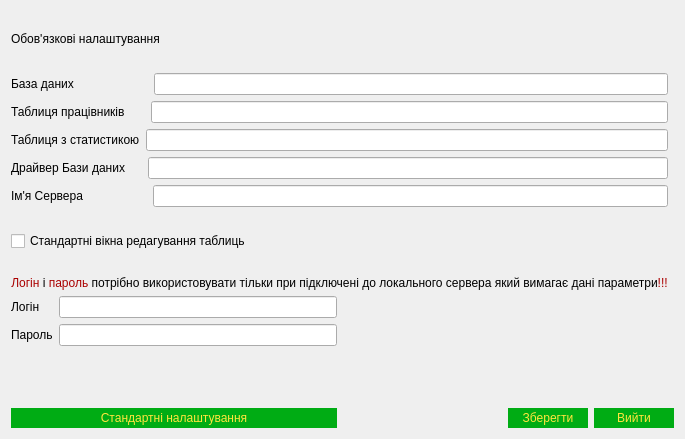
First picture: the form in Automated_accounting_system_for_livestock_farms/settings.ui, repository Odavinh/star-qt, before the edit.
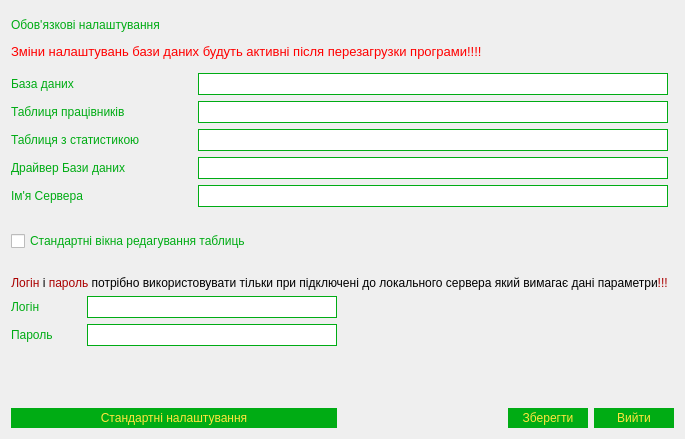
Second picture: the form after the edit.

Diff of the .ui file:
```diff
--- a/Automated_accounting_system_for_livestock_farms/settings.ui
+++ b/Automated_accounting_system_for_livestock_farms/settings.ui
@@ -29,13 +29,38 @@
       <layout class="QHBoxLayout" name="horizontalLayout_6">
        <item>
         <widget class="QLabel" name="label_6">
+         <property name="styleSheet">
+          <string notr="true">color:#00AC14;</string>
+         </property>
          <property name="text">
           <string>Логін    </string>
          </property>
         </widget>
        </item>
        <item>
-        <widget class="QLineEdit" name="lineUserName"/>
+        <widget class="QLineEdit" name="lineUserName">
+         <property name="minimumSize">
+          <size>
+           <width>0</width>
+           <height>22</height>
+          </size>
+         </property>
+         <property name="maximumSize">
+          <size>
+           <width>250</width>
+           <height>16777215</height>
+          </size>
+         </property>
+         <property name="styleSheet">
+          <string notr="true">QLineEdit{
+border:1px solid #00AC14;
+
+}
+QLineEdit:hover{
+border:2px solid #00AC14;
+}</string>
+         </property>
+        </widget>
        </item>
       </layout>
      </item>
@@ -43,6 +68,9 @@
       <layout class="QHBoxLayout" name="horizontalLayout_7">
        <item>
         <widget class="QLabel" name="label_7">
+         <property name="styleSheet">
+          <string notr="true">color:#00AC14;</string>
+         </property>
          <property name="text">
           <string>Пароль</string>
          </property>
@@ -50,6 +78,28 @@
        </item>
        <item>
         <widget class="QLineEdit" name="linePasvord">
+         <property name="minimumSize">
+          <size>
+           <width>0</width>
+           <height>22</height>
+          </size>
+         </property>
+         <property name="maximumSize">
+          <size>
+           <width>250</width>
+           <height>16777215</height>
+          </size>
+         </property>
+         <property name="styleSheet">
+          <string notr="true">QLineEdit{
+border:1px solid #00AC14;
+
+}
+QLineEdit:hover{
+border:2px solid #00AC14;
+}
+</string>
+         </property>
          <property name="echoMode">
           <enum>QLineEdit::Password</enum>
          </property>
@@ -103,19 +153,6 @@
      </property>
     </spacer>
    </item>
-   <item row="0" column="2">
-    <spacer name="verticalSpacer">
-     <property name="orientation">
-      <enum>Qt::Vertical</enum>
-     </property>
-     <property name="sizeHint" stdset="0">
-      <size>
-       <width>20</width>
-       <height>40</height>
-      </size>
-     </property>
-    </spacer>
-   </item>
    <item row="3" column="0" colspan="4">
     <widget class="QLabel" name="label_8">
      <property name="minimumSize">
@@ -135,6 +172,9 @@
       <layout class="QHBoxLayout" name="horizontalLayout">
        <item>
         <widget class="QLabel" name="label">
+         <property name="styleSheet">
+          <string notr="true">color:#00AC14;</string>
+         </property>
          <property name="text">
           <string>База даних                      </string>
          </property>
@@ -145,15 +185,24 @@
          <property name="minimumSize">
           <size>
            <width>200</width>
-           <height>0</height>
+           <height>22</height>
           </size>
          </property>
          <property name="maximumSize">
           <size>
-           <width>16777215</width>
+           <width>470</width>
            <height>16777215</height>
           </size>
          </property>
+         <property name="styleSheet">
+          <string notr="true">QLineEdit{
+border:1px solid #00AC14;
+
+}
+QLineEdit:hover{
+border:2px solid #00AC14;
+}</string>
+         </property>
         </widget>
        </item>
       </layout>
@@ -162,6 +211,9 @@
       <layout class="QHBoxLayout" name="horizontalLayout_2">
        <item>
         <widget class="QLabel" name="label_2">
+         <property name="styleSheet">
+          <string notr="true">color:#00AC14;</string>
+         </property>
          <property name="text">
           <string>Таблиця працівників      </string>
          </property>
@@ -172,15 +224,24 @@
          <property name="minimumSize">
           <size>
            <width>200</width>
-           <height>0</height>
+           <height>22</height>
           </size>
          </property>
          <property name="maximumSize">
           <size>
-           <width>16777215</width>
+           <width>470</width>
            <height>16777215</height>
           </size>
          </property>
+         <property name="styleSheet">
+          <string notr="true">QLineEdit{
+border:1px solid #00AC14;
+
+}
+QLineEdit:hover{
+border:2px solid #00AC14;
+}</string>
+         </property>
         </widget>
        </item>
       </layout>
@@ -189,8 +250,11 @@
       <layout class="QHBoxLayout" name="horizontalLayout_3">
        <item>
         <widget class="QLabel" name="label_3">
+         <property name="styleSheet">
+          <string notr="true">color:#00AC14;</string>
+         </property>
          <property name="text">
-          <string>Таблиця з статистикою</string>
+          <string>Таблиця з статистикою </string>
          </property>
         </widget>
        </item>
@@ -199,15 +263,24 @@
          <property name="minimumSize">
           <size>
            <width>200</width>
-           <height>0</height>
+           <height>22</height>
           </size>
          </property>
          <property name="maximumSize">
           <size>
-           <width>16777215</width>
+           <width>470</width>
            <height>16777215</height>
           </size>
          </property>
+         <property name="styleSheet">
+          <string notr="true">QLineEdit{
+border:1px solid #00AC14;
+
+}
+QLineEdit:hover{
+border:2px solid #00AC14;
+}</string>
+         </property>
         </widget>
        </item>
       </layout>
@@ -216,8 +289,11 @@
       <layout class="QHBoxLayout" name="horizontalLayout_4">
        <item>
         <widget class="QLabel" name="label_4">
+         <property name="styleSheet">
+          <string notr="true">color:#00AC14;</string>
+         </property>
          <property name="text">
-          <string>Драйвер Бази даних     </string>
+          <string>Драйвер Бази даних      </string>
          </property>
         </widget>
        </item>
@@ -226,15 +302,24 @@
          <property name="minimumSize">
           <size>
            <width>200</width>
-           <height>0</height>
+           <height>22</height>
           </size>
          </property>
          <property name="maximumSize">
           <size>
-           <width>16777215</width>
+           <width>470</width>
            <height>16777215</height>
           </size>
          </property>
+         <property name="styleSheet">
+          <string notr="true">QLineEdit{
+border:1px solid #00AC14;
+
+}
+QLineEdit:hover{
+border:2px solid #00AC14;
+}</string>
+         </property>
         </widget>
        </item>
       </layout>
@@ -243,6 +328,9 @@
       <layout class="QHBoxLayout" name="horizontalLayout_5">
        <item>
         <widget class="QLabel" name="label_5">
+         <property name="styleSheet">
+          <string notr="true">color:#00AC14;</string>
+         </property>
          <property name="text">
           <string>Ім'я Сервера                   </string>
          </property>
@@ -253,15 +341,24 @@
          <property name="minimumSize">
           <size>
            <width>200</width>
-           <height>0</height>
+           <height>22</height>
           </size>
          </property>
          <property name="maximumSize">
           <size>
-           <width>16777215</width>
+           <width>470</width>
            <height>16777215</height>
           </size>
          </property>
+         <property name="styleSheet">
+          <string notr="true">QLineEdit{
+border:1px solid #00AC14;
+
+}
+QLineEdit:hover{
+border:2px solid #00AC14;
+}</string>
+         </property>
         </widget>
        </item>
       </layout>
@@ -270,6 +367,9 @@
    </item>
    <item row="2" column="0" colspan="3">
     <widget class="QCheckBox" name="checkBox">
+     <property name="styleSheet">
+      <string notr="true">color:#00AC14;</string>
+     </property>
      <property name="text">
       <string>Стандартні вікна редагування таблиць</string>
      </property>
@@ -347,13 +447,6 @@
      </item>
     </layout>
    </item>
-   <item row="0" column="0" colspan="2">
-    <widget class="QLabel" name="label_10">
-     <property name="text">
-      <string>Обов'язкові налаштування</string>
-     </property>
-    </widget>
-   </item>
    <item row="2" column="3">
     <spacer name="verticalSpacer_2">
      <property name="orientation">
@@ -380,6 +473,26 @@
      </property>
     </spacer>
    </item>
+   <item row="0" column="3">
+    <spacer name="verticalSpacer">
+     <property name="orientation">
+      <enum>Qt::Vertical</enum>
+     </property>
+     <property name="sizeHint" stdset="0">
+      <size>
+       <width>20</width>
+       <height>40</height>
+      </size>
+     </property>
+    </spacer>
+   </item>
+   <item row="0" column="0" colspan="3">
+    <widget class="QLabel" name="label_10">
+     <property name="text">
+      <string>&lt;html&gt;&lt;head/&gt;&lt;body&gt;&lt;p&gt;&lt;span style=&quot; color:#00ac14;&quot;&gt;Обов'язкові налаштування&lt;/span&gt;&lt;/p&gt;&lt;p&gt;&lt;span style=&quot; font-size:10pt; color:#ff0000;&quot;&gt;Зміни налаштувань бази даних будуть активні після перезагрузки програми!!!! &lt;/span&gt;&lt;/p&gt;&lt;/body&gt;&lt;/html&gt;</string>
+     </property>
+    </widget>
+   </item>
   </layout>
  </widget>
  <resources/>
```
